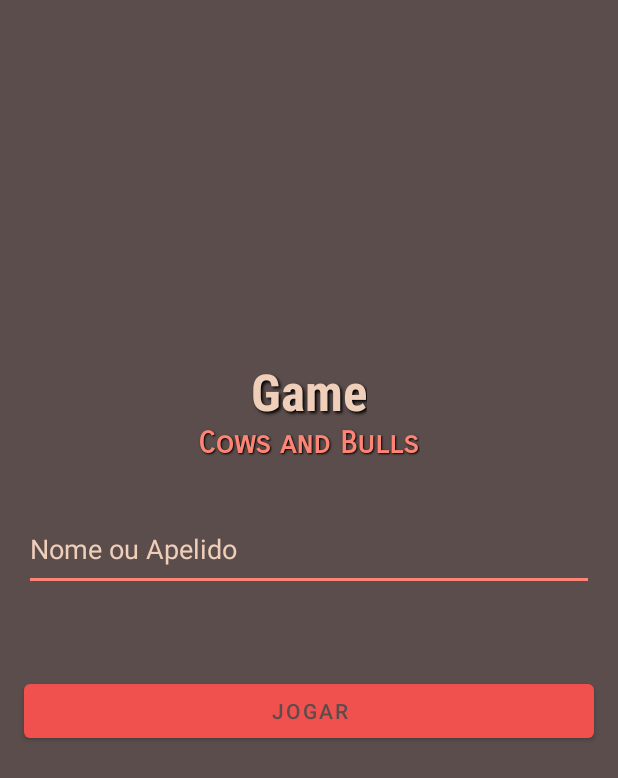
After one commit to CristoferSilva/BullsAndCows, an Android app: the layout activity_initial_view.xml on its own in the app's theme, with its tools: preview values and no code run, on a phone screen of 412 x 824 dp. The commit adds this screen. Shown: the top 778 px of the screen. Run offline under Robolectric (Android 15) with nearby library versions, the phone set to English and light mode, and no system bars.

Commit message:
Created initial view.

```diff
--- a/app/src/main/java/com/cristoferSilva/bullandcows/MainActivity.kt
+++ b/app/src/main/java/com/cristoferSilva/bullandcows/MainActivity.kt
@@ -6,19 +6,44 @@ import android.text.Editable
 import android.text.TextWatcher
 import android.view.LayoutInflater
 import android.view.View
+import com.cristoferSilva.bullandcows.databinding.ActivityInitialViewBinding
 
 import com.cristoferSilva.bullandcows.databinding.ActivityMainBinding
 
 class MainActivity : AppCompatActivity() {
 
     private lateinit var binding: ActivityMainBinding;
+    private lateinit var bindingInitialView: ActivityInitialViewBinding;
     private lateinit var viewModel: MainActivityViewModel;
 
     override fun onCreate(savedInstanceState: Bundle?) {
         super.onCreate(savedInstanceState);
+        viewModel = MainActivityViewModel();
+
+        bindingInitialView = ActivityInitialViewBinding.inflate(layoutInflater);
+        setContentView(bindingInitialView.root);
+
+        bindingInitialView.editPersonName.addTextChangedListener(object : TextWatcher{
+
+            override fun afterTextChanged(s: Editable) {}
+
+            override fun beforeTextChanged(s: CharSequence, start: Int,
+                                           count: Int, after: Int) {
+            }
+
+            override fun onTextChanged(s: CharSequence, start: Int,
+                                       before: Int, count: Int) {
+                viewModel.setInputPersonName(s.toString());
+            }
+        });
+        bindingInitialView.playButton.setOnClickListener(){
+            //bindingInitialView.playProgressBar.visibility = setVisible()
+        }
+
+
         binding = ActivityMainBinding.inflate(layoutInflater);
         setContentView(binding.root);
-        viewModel = MainActivityViewModel();
+
         binding.inputGueesBlock.addTextChangedListener(object : TextWatcher {
 
             override fun afterTextChanged(s: Editable) {}
--- a/app/src/main/java/com/cristoferSilva/bullandcows/MainActivityViewModel.kt
+++ b/app/src/main/java/com/cristoferSilva/bullandcows/MainActivityViewModel.kt
@@ -6,6 +6,7 @@ import kotlin.random.Random
 class MainActivityViewModel : ViewModel() {
     private var inputGuess: String = "";
     private var randomNumber: String = " ";
+    private var inputPersonName: String = " ";
 
     fun sendGuess(): Boolean {
         if(inputGuess.equals(randomNumber))
@@ -16,6 +17,12 @@ class MainActivityViewModel : ViewModel() {
     fun setInputGuess(guess: String) {
         inputGuess = guess;
     }
+
+    fun setInputPersonName(personName: String){
+        inputPersonName = personName;
+    }
+
+    fun getInputPersonName() : String = inputPersonName
 
     fun getInputGuess(): String = inputGuess
 
--- /dev/null
+++ b/app/src/main/res/layout/activity_initial_view.xml
@@ -0,0 +1,87 @@
+<?xml version="1.0" encoding="utf-8"?>
+<androidx.constraintlayout.widget.ConstraintLayout xmlns:android="http://schemas.android.com/apk/res/android"
+    xmlns:app="http://schemas.android.com/apk/res-auto"
+    xmlns:tools="http://schemas.android.com/tools"
+    android:layout_width="match_parent"
+    android:layout_height="match_parent"
+    android:background="@color/deepBrown">
+
+
+    <LinearLayout
+        android:layout_width="match_parent"
+        android:layout_height="match_parent"
+        android:gravity="center"
+        android:orientation="vertical"
+        app:layout_constraintStart_toStartOf="parent"
+        tools:layout_editor_absoluteY="0dp">
+
+        <TextView
+            android:id="@+id/textView"
+            android:layout_width="wrap_content"
+            android:layout_height="wrap_content"
+            android:layout_gravity="center"
+            android:fontFamily="sans-serif-condensed"
+            android:shadowColor="@color/black"
+            android:shadowDx="2"
+            android:shadowDy="2"
+            android:shadowRadius="2"
+            android:text="Game"
+            android:textColor="@color/lightBrown"
+            android:textSize="34sp"
+            android:textStyle="bold"
+            android:translationZ="10dp"
+            tools:layout_editor_absoluteX="164dp"
+            tools:layout_editor_absoluteY="127dp" />
+
+        <TextView
+            android:id="@+id/textView2"
+            android:layout_width="wrap_content"
+            android:layout_height="wrap_content"
+            android:fontFamily="sans-serif-smallcaps"
+            android:shadowColor="@color/black"
+            android:shadowDx="1"
+            android:shadowDy="1"
+            android:shadowRadius="1"
+            android:text="Cows and Bulls"
+            android:textColor="@color/lightRed"
+            android:textSize="20sp"
+            android:textStyle="bold"
+            android:translationZ="10dp"
+            android:typeface="normal"
+            app:layout_constraintBottom_toTopOf="@+id/textView"
+            tools:layout_editor_absoluteX="131dp" />
+
+        <EditText
+            android:id="@+id/editPersonName"
+            android:layout_width="380dp"
+            android:layout_height="56dp"
+            android:layout_marginTop="30dp"
+            android:layout_marginBottom="56dp"
+            android:backgroundTint="@color/lightRed"
+            android:hint="Nome ou Apelido"
+            android:inputType="textPersonName"
+            android:textColorHint="@color/lightBrown"
+            app:layout_constraintBottom_toTopOf="@+id/playButton"
+            tools:layout_editor_absoluteX="15dp" />
+
+        <Button
+            android:id="@+id/playButton"
+            android:layout_width="380dp"
+            android:layout_height="wrap_content"
+            android:text="Jogar"
+            android:textColor="@color/deepBrown"
+            tools:layout_editor_absoluteX="16dp"
+            tools:layout_editor_absoluteY="447dp" />
+
+        <ProgressBar
+            android:id="@+id/playProgressBar"
+            android:layout_width="match_parent"
+            android:layout_height="wrap_content"
+            android:layout_marginTop="40dp"
+            android:indeterminate="true"
+            android:indeterminateTint="@color/white"
+            android:visibility="invisible"
+            app:layout_constraintTop_toBottomOf="@+id/playButton"
+            tools:layout_editor_absoluteX="0dp" />
+    </LinearLayout>
+</androidx.constraintlayout.widget.ConstraintLayout>
```
